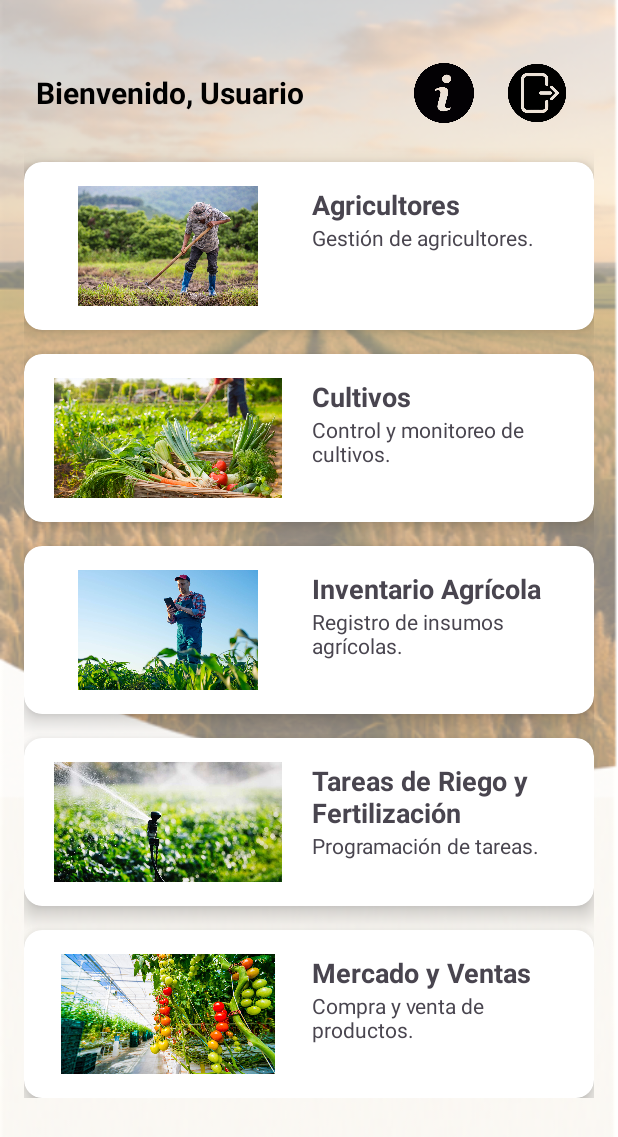
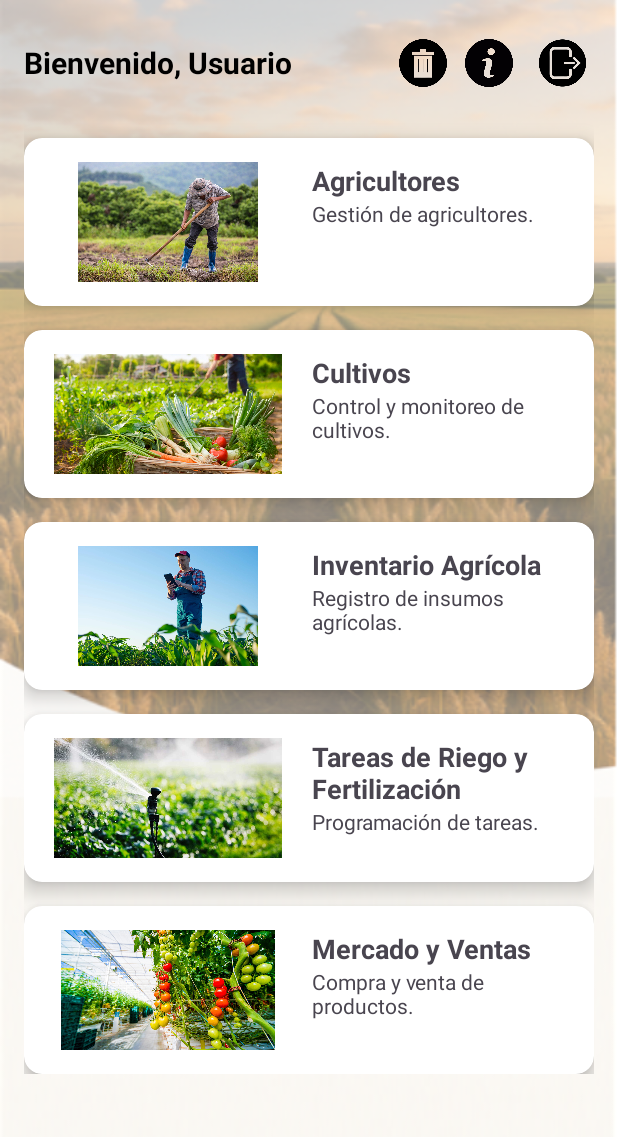
Before and after one commit to JoffreArriag/ProyectoDAM, an Android app: the HomeActivity screen opened directly, with no data from a screen before it, on a phone screen of 412 x 824 dp. Shown: the top 1137 px of the screen. Run offline under Robolectric (Android 15) with nearby library versions, the phone set to English and light mode, and no system bars.

Commit message:
cambios nuevos

```diff
--- a/app/src/main/java/com/example/login/HomeActivity.java
+++ b/app/src/main/java/com/example/login/HomeActivity.java
@@ -2,16 +2,16 @@ package com.example.login;
 
 import androidx.appcompat.app.AppCompatActivity;
 import android.content.Intent;
+import android.content.SharedPreferences;
 import android.os.Bundle;
 import android.widget.TextView;
 import android.widget.ImageView;
-import androidx.cardview.widget.CardView;
+import android.widget.Toast;
 
 public class HomeActivity extends AppCompatActivity {
 
     TextView usernameTextView;
-    ImageView ic_info, logoutIcon;
-    CardView cardCultivos;
+    ImageView ic_info, logoutIcon, deleteIcon;
 
     @Override
     protected void onCreate(Bundle savedInstanceState) {
@@ -19,31 +19,35 @@ public class HomeActivity extends AppCompatActivity {
         setContentView(R.layout.activity_home);
 
         usernameTextView = findViewById(R.id.usernameTextView);
-        ic_info = findViewById(R.id.ic_info);
+        ic_info = findViewById(R.id.ic);
         logoutIcon = findViewById(R.id.logoutIcon);
-        cardCultivos = findViewById(R.id.cardCultivos);
+        deleteIcon = findViewById(R.id.deleteIcon);
 
-        // Obtener nombre de usuario enviado desde MainActivity
-        String username = getIntent().getStringExtra("username");
+
+        String username = getIntent().getStringExtra("nombreUsuario");
         if (username != null) {
-            usernameTextView.setText(getString(R.string.welcome_message, username));
+            usernameTextView.setText("Bienvenido, " + username);
         }
 
-        // Interacción con botón "Acerca de"
         ic_info.setOnClickListener(v -> {
-            Intent intent = new Intent(HomeActivity.this, AcercaDeActivity.class);
+            Intent intent = new Intent(this, AcercaDeActivity.class);
             startActivity(intent);
         });
 
-        // Interacción con botón "Cerrar sesión"
         logoutIcon.setOnClickListener(v -> {
-            Intent intent = new Intent(HomeActivity.this, MainActivity.class);
+            Intent intent = new Intent(this, MainActivity.class);
             intent.setFlags(Intent.FLAG_ACTIVITY_NEW_TASK | Intent.FLAG_ACTIVITY_CLEAR_TASK);
             startActivity(intent);
             finish();
         });
 
-        // Interacción con Card de Cultivos
-        cardCultivos.setOnClickListener(v -> startActivity(new Intent(HomeActivity.this, CultivosActivity.class)));
+        deleteIcon.setOnClickListener(view -> {
+            SharedPreferences preferences = getSharedPreferences("datos_usuario", MODE_PRIVATE);
+            SharedPreferences.Editor editor = preferences.edit();
+            editor.clear();
+            editor.apply();
+
+            Toast.makeText(HomeActivity.this, "Datos borrados correctamente", Toast.LENGTH_SHORT).show();
+        });
     }
 }
--- a/app/src/main/res/layout/activity_home.xml
+++ b/app/src/main/res/layout/activity_home.xml
@@ -1,23 +1,23 @@
 <?xml version="1.0" encoding="utf-8"?>
 <ScrollView xmlns:android="http://schemas.android.com/apk/res/android"
-    xmlns:app="http://schemas.android.com/apk/res-auto"
     android:layout_width="match_parent"
     android:layout_height="match_parent"
+    xmlns:app="http://schemas.android.com/apk/res-auto"
     android:background="@drawable/fondo">
 
     <LinearLayout
         android:layout_width="match_parent"
         android:layout_height="wrap_content"
         android:orientation="vertical"
-        android:padding="16dp"
-        android:layout_marginTop="16dp">
+        android:padding="16dp">
 
-        <!-- Barra superior -->
+        <!-- Encabezado: Bienvenida + iconos -->
         <LinearLayout
             android:layout_width="match_parent"
             android:layout_height="wrap_content"
             android:orientation="horizontal"
-            android:gravity="center_vertical|end">
+            android:gravity="center_vertical"
+            android:paddingBottom="8dp">
 
             <TextView
                 android:id="@+id/usernameTextView"
@@ -27,35 +27,33 @@
                 android:text="@string/bienvenido_usuario"
                 android:textSize="20sp"
                 android:textStyle="bold"
-                android:textColor="@color/black"
-                android:paddingStart="8dp"
-                android:paddingEnd="8dp"
-                android:layout_marginEnd="8dp"/>
+                android:textColor="@color/black" />
 
             <ImageView
-                android:id="@+id/ic_info"
-                android:layout_width="48dp"
-                android:layout_height="48dp"
-                android:padding="4dp"
-                android:layout_marginEnd="8dp"
-                android:contentDescription="@string/campana_notificacion"
+                android:id="@+id/deleteIcon"
+                android:layout_width="32dp"
+                android:layout_height="32dp"
+                android:layout_marginEnd="12dp"
+                android:src="@drawable/ic_delete"
+                android:contentDescription="@string/borrar_datos" />
+
+            <ImageView
+                android:id="@+id/ic"
+                android:layout_width="32dp"
+                android:layout_height="32dp"
+                android:layout_marginEnd="12dp"
                 android:src="@drawable/ic_info"
-                android:clickable="true"
-                android:focusable="true"/>
+                android:contentDescription="@string/informacion" />
 
             <ImageView
                 android:id="@+id/logoutIcon"
-                android:layout_width="60dp"
-                android:layout_height="60dp"
-                android:padding="4dp"
-                android:layout_marginEnd="8dp"
-                android:contentDescription="@string/cerrar_sesion"
+                android:layout_width="42dp"
+                android:layout_height="52dp"
                 android:src="@drawable/ic_logout"
-                android:clickable="true"
-                android:focusable="true" />
+                android:contentDescription="@string/cerrar_sesion" />
         </LinearLayout>
 
-        <!-- Cards -->
+        <!-- Card: Agricultores -->
         <androidx.cardview.widget.CardView
             android:layout_width="match_parent"
             android:layout_height="wrap_content"
@@ -75,7 +73,7 @@
                     android:layout_weight="0.3"
                     android:scaleType="fitCenter"
                     android:src="@drawable/ic_agricultor"
-                    android:contentDescription="@string/agricultor_icon"/>
+                    android:contentDescription="@string/agricultor_icon" />
 
                 <LinearLayout
                     android:layout_width="0dp"
@@ -101,7 +99,7 @@
             </LinearLayout>
         </androidx.cardview.widget.CardView>
 
-        <!-- Card de Cultivos -->
+        <!-- Card: Cultivos -->
         <androidx.cardview.widget.CardView
             android:id="@+id/cardCultivos"
             android:layout_width="match_parent"
@@ -122,7 +120,7 @@
                     android:layout_weight="0.3"
                     android:scaleType="fitCenter"
                     android:src="@drawable/ic_cultivo"
-                    android:contentDescription="@string/cultivo_icon"/>
+                    android:contentDescription="@string/cultivo_icon" />
 
                 <LinearLayout
                     android:layout_width="0dp"
@@ -148,7 +146,7 @@
             </LinearLayout>
         </androidx.cardview.widget.CardView>
 
-        <!-- Card de Inventario Agrícola -->
+        <!-- Card: Inventario Agrícola -->
         <androidx.cardview.widget.CardView
             android:layout_width="match_parent"
             android:layout_height="wrap_content"
@@ -168,7 +166,7 @@
                     android:layout_weight="0.3"
                     android:scaleType="fitCenter"
                     android:src="@drawable/ic_inventario"
-                    android:contentDescription="@string/inventario_icon"/>
+                    android:contentDescription="@string/inventario_icon" />
 
                 <LinearLayout
                     android:layout_width="0dp"
@@ -194,7 +192,7 @@
             </LinearLayout>
         </androidx.cardview.widget.CardView>
 
-        <!-- Card de Tareas de Riego y Fertilización -->
+        <!-- Card: Tareas de Riego y Fertilización -->
         <androidx.cardview.widget.CardView
             android:layout_width="match_parent"
             android:layout_height="wrap_content"
@@ -214,7 +212,7 @@
                     android:layout_weight="0.3"
                     android:scaleType="fitCenter"
                     android:src="@drawable/ic_riego"
-                    android:contentDescription="@string/riego_icon"/>
+                    android:contentDescription="@string/riego_icon" />
 
                 <LinearLayout
                     android:layout_width="0dp"
@@ -240,7 +238,7 @@
             </LinearLayout>
         </androidx.cardview.widget.CardView>
 
-        <!-- Card de Mercado y Ventas -->
+        <!-- Card: Mercado y Ventas -->
         <androidx.cardview.widget.CardView
             android:layout_width="match_parent"
             android:layout_height="wrap_content"
@@ -260,7 +258,7 @@
                     android:layout_weight="0.3"
                     android:scaleType="fitCenter"
                     android:src="@drawable/ic_mercado"
-                    android:contentDescription="@string/mercado_icon"/>
+                    android:contentDescription="@string/mercado_icon" />
 
                 <LinearLayout
                     android:layout_width="0dp"
@@ -285,6 +283,5 @@
                 </LinearLayout>
             </LinearLayout>
         </androidx.cardview.widget.CardView>
-
     </LinearLayout>
 </ScrollView>
--- a/app/src/main/res/values/strings.xml
+++ b/app/src/main/res/values/strings.xml
@@ -66,7 +66,8 @@
     <string name="btn_borrar">Borrar</string>
     <string name="btn_cancelar">Cancelar</string>
     <string name="btn_MostrarDatos">Mostrar Datos Registrados</string>
-
+    <string name="btn_MantenerSesion">Mantener Sesion</string>
+    <string name="btn_BorrarDatos">Borrar Datos</string>
 
 
     <string name="integrantes">INTEGRANTES:\n\n
@@ -77,5 +78,9 @@ HUACON RAMIREZ GREGORY\n\n
 MITE ZAPATA KARLA</string>
 
     <string name="regresar">Regresar</string>
+    <string name="menu">Menu</string>
+
+    <string name="informacion">Información</string>
+    <string name="borrar_datos">Borrar datos</string>
 
 </resources>
```
Also changed, not shown: app/src/main/java/com/example/login/MainActivity.java (+49 -24 lines), app/src/main/res/layout/activity_main.xml (+10 -1 lines), app/src/main/res/menu/menu_home.xml (added, +23 -0 lines), app/src/main/res/drawable/ic_delete.png (added), app/src/main/res/drawable/ic_menu.png (added).
